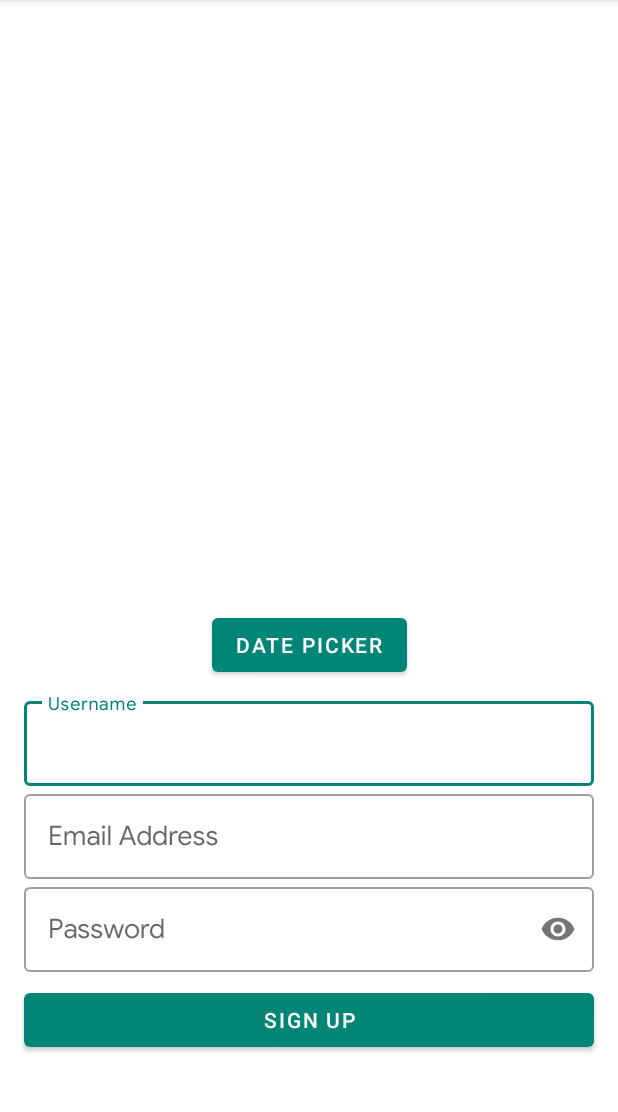
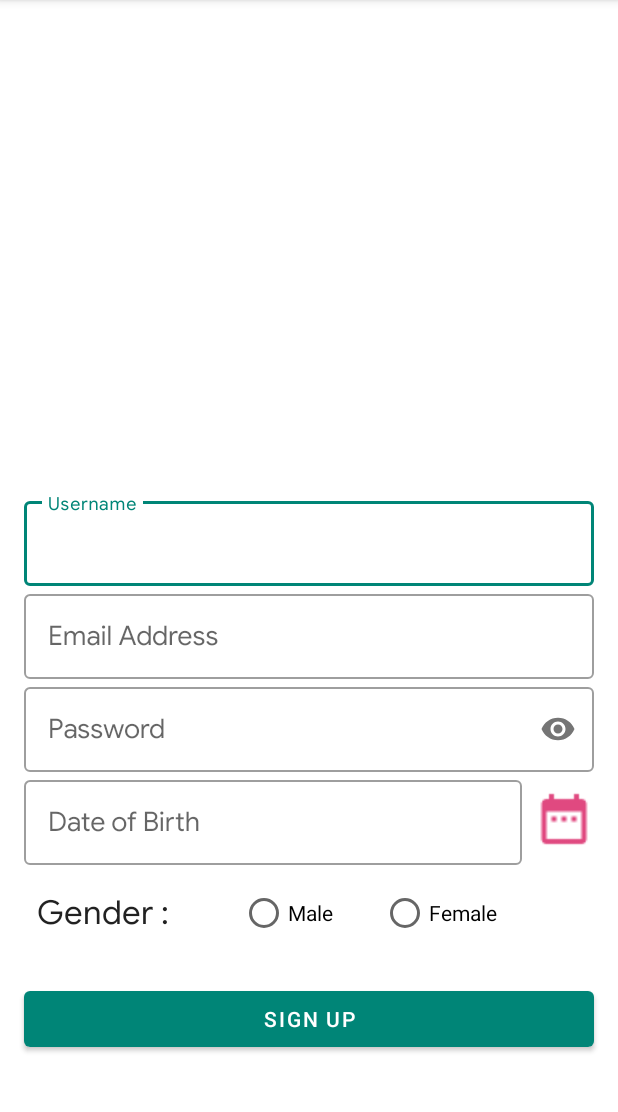
Before and after one commit to cvbutani/StarSpace, an Android app: the RegisterActivity screen opened directly, with no data from a screen before it, on a phone screen of 412 x 824 dp, the part 84-1196 px from its top. Run offline under Robolectric (Android 15) with nearby library versions, the phone set to English and light mode, and no system bars; libraries missing offline, so code that uses them is left out: me.zhanghai.android; plain views replace MaterialProgressBar; 1 statement that could not run was skipped.

Commit message:
register ui change

```diff
--- a/app/src/main/java/com/example/chiragpc/starspace/authentication/register/RegisterActivity.java
+++ b/app/src/main/java/com/example/chiragpc/starspace/authentication/register/RegisterActivity.java
@@ -20,6 +20,7 @@ import com.google.android.material.textfield.TextInputLayout;
 import java.util.Calendar;
 
 import androidx.annotation.Nullable;
+import androidx.appcompat.widget.AppCompatImageView;
 import androidx.appcompat.widget.AppCompatTextView;
 import androidx.appcompat.widget.Toolbar;
 import me.zhanghai.android.materialprogressbar.MaterialProgressBar;
@@ -38,11 +39,11 @@ public class RegisterActivity
     TextInputEditText mEmail;
     TextInputEditText mPassword;
 
-    MaterialButton mDatePicker;
+    AppCompatImageView mDatePicker;
 
     MaterialButton mSignUp;
 
-    AppCompatTextView mDatePicked;
+    TextInputEditText mDatePicked;
 
     MaterialProgressBar mProgressBar;
 
@@ -115,7 +116,7 @@ public class RegisterActivity
         mToolbar = findViewById(R.id.register_toolbar);
 
         mDatePicker = findViewById(R.id.register_date_picker);
-        mDatePicked = findViewById(R.id.date_picked);
+        mDatePicked = findViewById(R.id.register_date_picked);
         mUsername = findViewById(R.id.register_display_name);
         mEmail = findViewById(R.id.register_email_address);
         mPassword = findViewById(R.id.register_password);
--- a/app/src/main/java/com/example/chiragpc/starspace/ui/friends/FriendsFragment.java
+++ b/app/src/main/java/com/example/chiragpc/starspace/ui/friends/FriendsFragment.java
@@ -8,6 +8,7 @@ import android.view.ViewGroup;
 
 import com.example.chiragpc.starspace.R;
 import com.example.chiragpc.starspace.model.UserAccount;
+import com.google.android.material.snackbar.Snackbar;
 import com.orhanobut.logger.AndroidLogAdapter;
 import com.orhanobut.logger.Logger;
 
@@ -110,6 +111,8 @@ public class FriendsFragment extends Fragment implements FriendsContract.View, F
             case UNFRIEND:
                 mPresenter.friendRequestAccepted(mUserId, userId, UNFRIEND);
                 break;
+            case 100 :
+                Snackbar.make(getView(),"Chat Clicked", Snackbar.LENGTH_SHORT).show();
         }
     }
 
--- a/app/src/main/res/layout/activity_register.xml
+++ b/app/src/main/res/layout/activity_register.xml
@@ -72,8 +72,7 @@
         style="@style/Widget.MaterialComponents.TextInputLayout.OutlinedBox"
         android:layout_width="0dp"
         android:layout_height="wrap_content"
-        android:layout_marginBottom="8dp"
-        app:layout_constraintBottom_toTopOf="@+id/register_signup"
+        app:layout_constraintBottom_toTopOf="@+id/textInputLayout123"
         app:layout_constraintEnd_toEndOf="@+id/register_signup"
         app:layout_constraintStart_toStartOf="@+id/register_signup"
         app:passwordToggleEnabled="true">
@@ -87,31 +86,81 @@
             android:inputType="textPassword" />
     </com.google.android.material.textfield.TextInputLayout>
 
-    <com.google.android.material.button.MaterialButton
+    <com.google.android.material.textfield.TextInputLayout
+        android:id="@+id/textInputLayout123"
+        style="@style/Widget.MaterialComponents.TextInputLayout.OutlinedBox"
+        android:layout_width="0dp"
+        android:layout_height="wrap_content"
+        android:layout_marginEnd="8dp"
+        android:layout_marginRight="8dp"
+        android:layout_marginBottom="8dp"
+        app:layout_constraintBottom_toTopOf="@+id/register_gender"
+        app:layout_constraintEnd_toStartOf="@+id/register_date_picker"
+        app:layout_constraintStart_toStartOf="@+id/register_signup">
+
+        <com.google.android.material.textfield.TextInputEditText
+            android:id="@+id/register_date_picked"
+            style="@style/EditorFieldStyle"
+            android:fontFamily="@font/googlesans_regular"
+            android:hint="Date of Birth"
+            android:selectAllOnFocus="false" />
+    </com.google.android.material.textfield.TextInputLayout>
+
+    <androidx.appcompat.widget.AppCompatImageView
         android:id="@+id/register_date_picker"
+        android:layout_width="40dp"
+        android:layout_height="40dp"
+        android:src="@drawable/ic_date"
+        app:layout_constraintBottom_toBottomOf="@+id/textInputLayout123"
+        app:layout_constraintEnd_toEndOf="@+id/register_signup"
+        app:layout_constraintTop_toTopOf="@+id/textInputLayout123" />
+
+    <androidx.appcompat.widget.AppCompatTextView
+        android:id="@+id/register_gender_label"
         android:layout_width="wrap_content"
         android:layout_height="wrap_content"
-        android:layout_marginBottom="8dp"
-        android:text="Date Picker"
-        app:layout_constraintBottom_toTopOf="@+id/textInputLayout"
-        app:layout_constraintEnd_toEndOf="@+id/textInputLayout"
-        app:layout_constraintStart_toStartOf="@+id/textInputLayout" />
+        android:layout_marginStart="8dp"
+        android:layout_marginLeft="8dp"
+        android:layout_marginBottom="32dp"
+        android:fontFamily="@font/googlesans_regular"
+        android:gravity="center_horizontal"
+        android:text="Gender :"
+        android:textAppearance="?android:textAppearanceLarge"
+        app:layout_constraintBottom_toTopOf="@+id/register_signup"
+        app:layout_constraintStart_toStartOf="@+id/register_signup" />
 
-    <androidx.appcompat.widget.AppCompatTextView
-        android:id="@+id/date_picked"
+    <RadioGroup
+        android:id="@+id/register_gender"
         android:layout_width="wrap_content"
         android:layout_height="wrap_content"
-        android:layout_marginTop="8dp"
-        app:layout_constraintBottom_toTopOf="@+id/register_date_picker"
-        app:layout_constraintEnd_toEndOf="@+id/register_date_picker"
-        app:layout_constraintStart_toStartOf="@+id/register_date_picker"
-        app:layout_constraintTop_toBottomOf="@+id/appBarLayout" />
+        android:layout_marginStart="48dp"
+        android:layout_marginLeft="48dp"
+        android:orientation="horizontal"
+        app:layout_constraintBottom_toBottomOf="@+id/register_gender_label"
+        app:layout_constraintStart_toEndOf="@+id/register_gender_label"
+        app:layout_constraintTop_toTopOf="@+id/register_gender_label">
+
+        <androidx.appcompat.widget.AppCompatRadioButton
+            android:id="@+id/register_male"
+            android:layout_width="wrap_content"
+            android:layout_height="wrap_content"
+            android:text="Male" />
+
+        <androidx.appcompat.widget.AppCompatRadioButton
+            android:id="@+id/register_female"
+            android:layout_width="wrap_content"
+            android:layout_height="wrap_content"
+            android:layout_marginStart="32dp"
+            android:layout_marginLeft="32dp"
+            android:text="Female" />
+
+    </RadioGroup>
 
     <com.google.android.material.button.MaterialButton
         android:id="@+id/register_signup"
         style="@style/Widget.MaterialComponents.Button"
         android:layout_width="match_parent"
-        android:layout_height="wrap_content"
+        android:layout_height="49dp"
         android:layout_marginStart="16dp"
         android:layout_marginLeft="16dp"
         android:layout_marginEnd="16dp"
```
Also changed, not shown: app/src/main/java/com/example/chiragpc/starspace/ui/friends/FriendsAdapter.java (+12 -1 lines), app/src/main/java/com/example/chiragpc/starspace/ui/settings/SettingsFragment.java (+9 -0 lines), app/src/main/res/layout/fragment_settings.xml (+26 -0 lines), app/src/main/res/layout/view_recycler_friends.xml (+13 -18 lines), app/src/main/res/drawable-hdpi/ic_chat.png (added), app/src/main/res/drawable-hdpi/ic_date.png (added), app/src/main/res/drawable-mdpi/ic_chat.png (added), app/src/main/res/drawable-mdpi/ic_date.png (added), app/src/main/res/drawable-xhdpi/ic_chat.png (added), app/src/main/res/drawable-xhdpi/ic_date.png (added), app/src/main/res/drawable-xxhdpi/ic_chat.png (added), app/src/main/res/drawable-xxhdpi/ic_date.png (added), app/src/main/res/drawable-xxxhdpi/ic_chat.png (added), app/src/main/res/drawable-xxxhdpi/ic_date.png (added).
